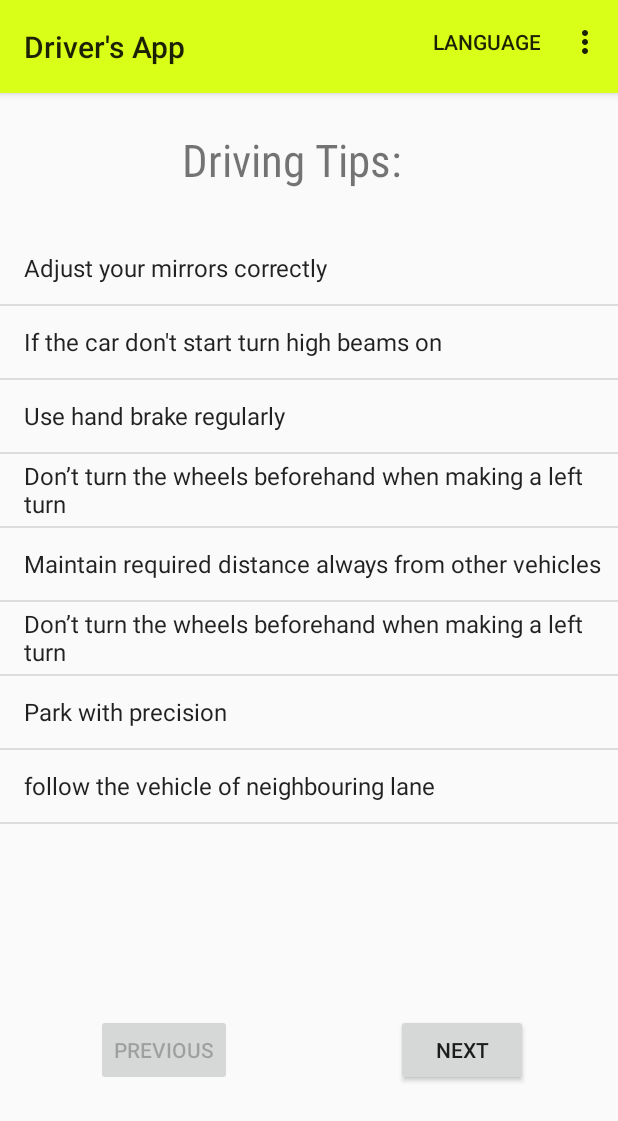
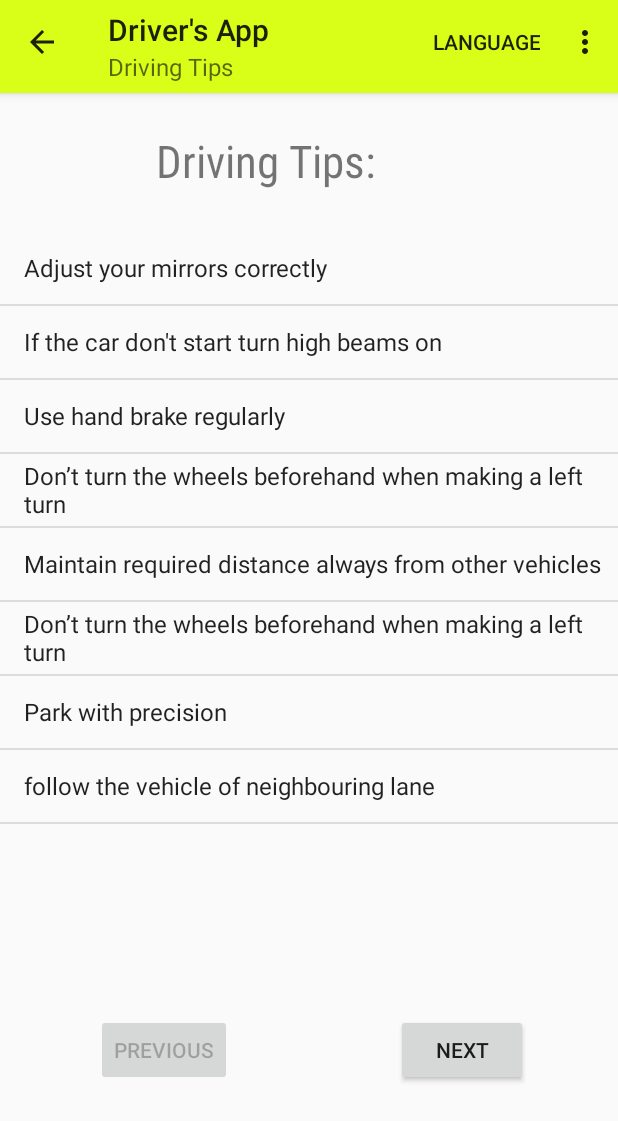
Before and after one commit to tapiopa/Driver-s-Licence-App, an Android app: the Informationactivity screen opened directly, with no data from a screen before it, on a phone screen of 412 x 824 dp. Shown: the top 1121 px of the screen. Run offline under Robolectric (Android 15) with nearby library versions, the phone set to English and light mode, and no system bars.

Commit message:
UI polishing and setting parent activities

```diff
--- a/app/src/main/java/tapiopalonemi/fi/driversapp/Informationactivity.java
+++ b/app/src/main/java/tapiopalonemi/fi/driversapp/Informationactivity.java
@@ -13,14 +13,15 @@ import android.view.View;
 import android.widget.ArrayAdapter;
 import android.widget.Button;
 import android.widget.ListView;
+
 import java.util.ArrayList;
 import java.util.Locale;
+
 import android.view.Menu;
 import android.view.MenuInflater;
 import android.view.MenuItem;
 
 public class Informationactivity extends AppCompatActivity {
-
 
 
     private MyDBHandler db;
@@ -30,17 +31,23 @@ public class Informationactivity extends AppCompatActivity {
     ArrayList<DrivingInfo> tips;
 
 
-
     @Override
 //
     protected void onCreate(Bundle savedInstanceState) {
         super.onCreate(savedInstanceState);
         setContentView(R.layout.activity_info);
-            Toolbar myToolbar = findViewById(R.id.toolbar_Information);
-            setSupportActionBar(myToolbar);
+        Toolbar myToolbar = findViewById(R.id.toolbar_Information);
+        setSupportActionBar(myToolbar);
 
-            // Get a support ActionBar corresponding to this toolbar
-            ActionBar ab = getSupportActionBar();
+        // Get a support ActionBar corresponding to this toolbar
+        ActionBar ab = getSupportActionBar();
+        // Enable the Up button
+        if (null != ab) {
+            ab.setDisplayHomeAsUpEnabled(true);
+            String abTitle = "Driver's App ";
+            ab.setTitle(abTitle);
+            ab.setSubtitle(R.string.button_driving_tips);
+        }
 
         db = new MyDBHandler(this);
 
--- a/app/src/main/res/layout/activity_info.xml
+++ b/app/src/main/res/layout/activity_info.xml
@@ -30,22 +30,21 @@
         android:textSize="30sp"
         app:layout_constraintBottom_toTopOf="@+id/information_list_view"
         app:layout_constraintEnd_toEndOf="parent"
-        app:layout_constraintHorizontal_bias="0.522"
+        app:layout_constraintHorizontal_bias="0.824"
         app:layout_constraintStart_toStartOf="parent"
-        app:layout_constraintTop_toTopOf="parent" />
+        app:layout_constraintTop_toTopOf="parent"
+        app:layout_constraintVertical_bias="0.435" />
 
     <ListView
 
         android:id="@+id/information_list_view"
         android:layout_width="427dp"
         android:layout_height="429dp"
-        android:layout_marginTop="32dp"
         android:layout_marginBottom="240dp"
         app:layout_constraintBottom_toBottomOf="parent"
         app:layout_constraintEnd_toEndOf="parent"
         app:layout_constraintHorizontal_bias="0.0"
-        app:layout_constraintStart_toStartOf="parent"
-        app:layout_constraintTop_toBottomOf="@+id/button" />
+        app:layout_constraintStart_toStartOf="parent" />
 
     <Button
         android:id="@+id/button2"
--- a/app/src/main/res/values/strings.xml
+++ b/app/src/main/res/values/strings.xml
@@ -27,5 +27,5 @@
     <string name="dummy_content">DUMMY\nCONTENT</string>
     <string name="title_activity_image" translatable="false">ImageActivity</string>
     <string name="button_change_results">Change Answers</string>
-    <string name="traffic_signs">DRIVING SYMBOLS</string>
+    <string name="traffic_signs">Driving Symbols</string>
 </resources>
```
Also changed, not shown: app/src/main/AndroidManifest.xml (+8 -2 lines), app/src/main/java/tapiopalonemi/fi/driversapp/DrivingSymbols.java (+11 -0 lines).
